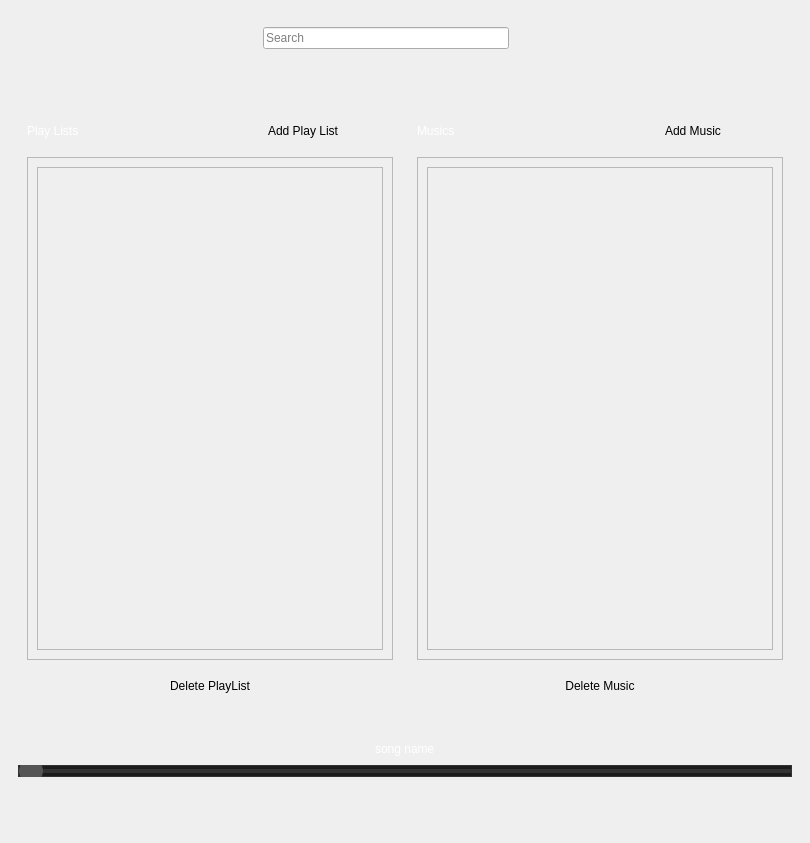
Qt form MusicPlayer/MusicPlayer.ui (Amirrezach1383/MusicPlayer) before a commit.
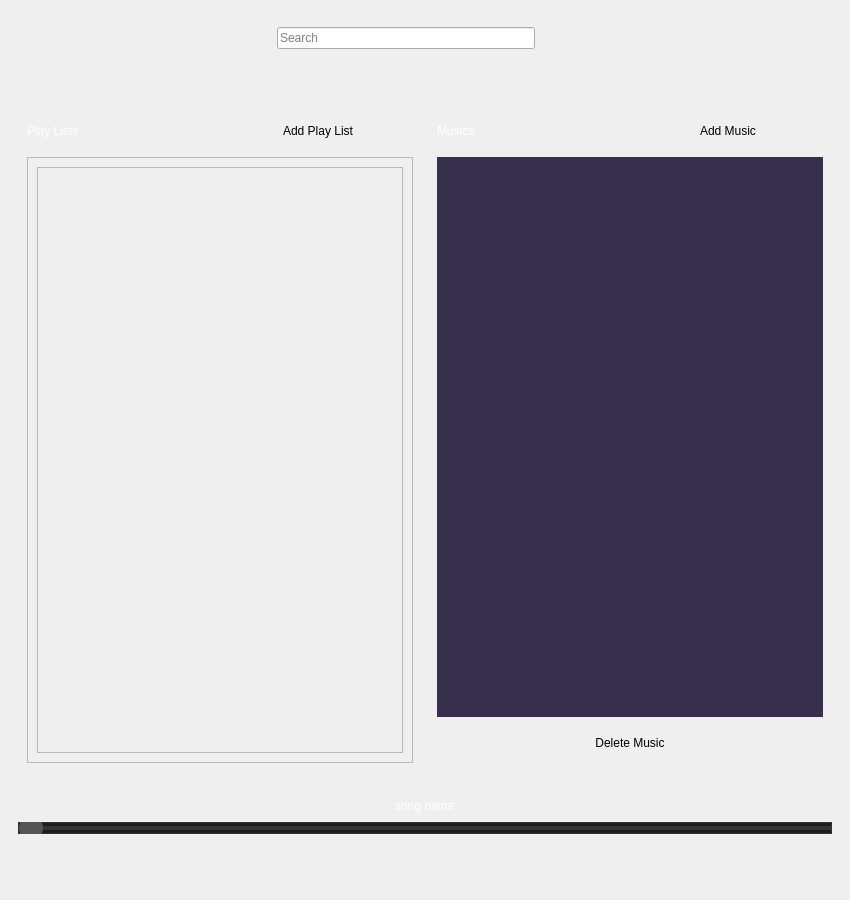
The same form after that commit. Icons and pictures are not drawn.

Patch:
```diff
--- a/MusicPlayer/MusicPlayer.ui
+++ b/MusicPlayer/MusicPlayer.ui
@@ -6,8 +6,8 @@
    <rect>
     <x>0</x>
     <y>0</y>
-    <width>810</width>
-    <height>843</height>
+    <width>850</width>
+    <height>900</height>
    </rect>
   </property>
   <property name="cursor">
@@ -179,8 +179,8 @@
                 <rect>
                  <x>0</x>
                  <y>0</y>
-                 <width>376</width>
-                 <height>524</height>
+                 <width>396</width>
+                 <height>625</height>
                 </rect>
                </property>
                <layout class="QVBoxLayout" name="verticalLayout_7">
@@ -216,23 +216,6 @@
               </widget>
              </widget>
             </item>
-            <item>
-             <widget class="QPushButton" name="deletePlayListPB">
-              <property name="text">
-               <string>Delete PlayList</string>
-              </property>
-              <property name="icon">
-               <iconset resource="pictures.qrc">
-                <normaloff>:/Icons/delete.png</normaloff>:/Icons/delete.png</iconset>
-              </property>
-              <property name="iconSize">
-               <size>
-                <width>20</width>
-                <height>20</height>
-               </size>
-              </property>
-             </widget>
-            </item>
            </layout>
           </widget>
          </item>
@@ -274,7 +257,12 @@
         border:none;
         background: transparent;
         text-align : center;
-        }</string>
+}
+QScrollArea { 
+
+	background: rgba(8, 0, 35, 204); 
+	border: transparent;
+}</string>
               </property>
               <property name="widgetResizable">
                <bool>true</bool>
@@ -284,10 +272,16 @@
                 <rect>
                  <x>0</x>
                  <y>0</y>
-                 <width>376</width>
-                 <height>524</height>
+                 <width>398</width>
+                 <height>583</height>
                 </rect>
                </property>
+               <property name="styleSheet">
+                <string notr="true">QWidget {
+	background: transparent;
+}
+</string>
+               </property>
                <layout class="QVBoxLayout" name="verticalLayout_8">
                 <item>
                  <widget class="QFrame" name="musicFrame">
```
Left out of the diff: 8 changed lines with no effect on the pictures.
